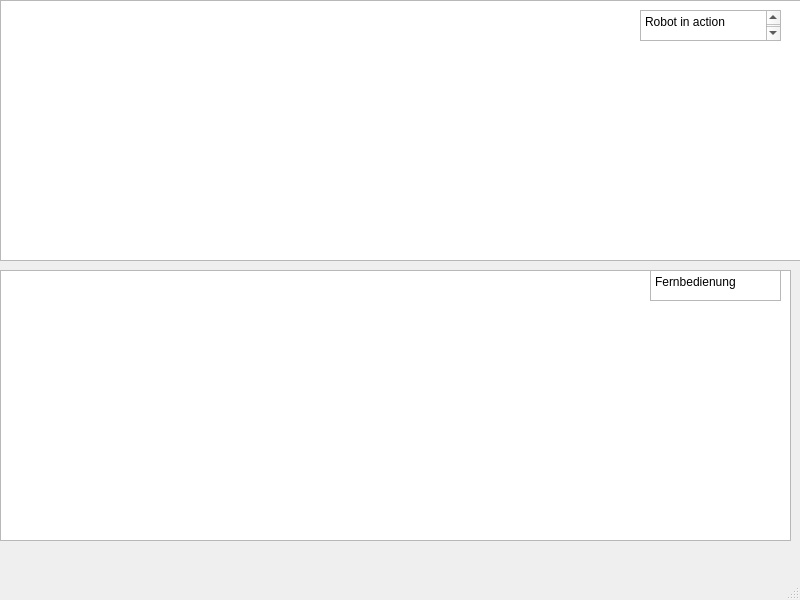
The window that mainwindow.ui (leo237-hub/Robot) describes before a commit, drawn with Qt 5.
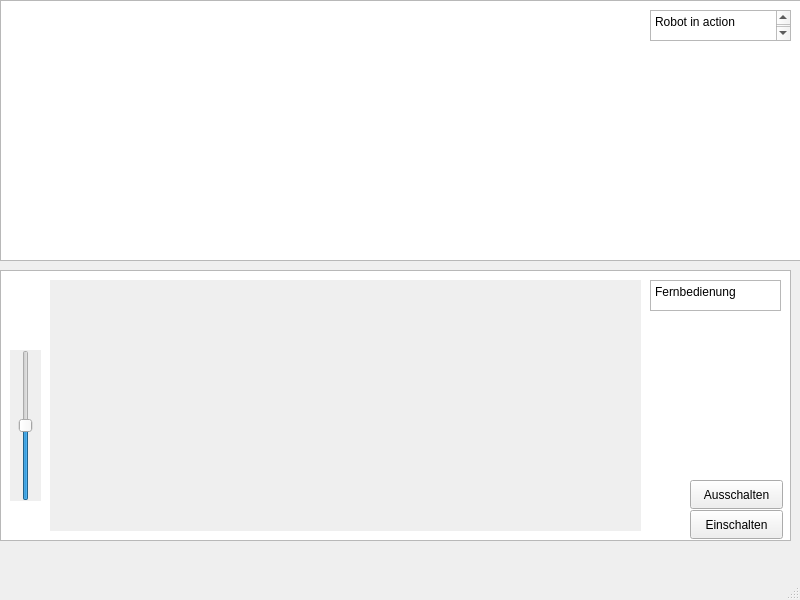
The same window after the commit.

```diff
--- a/mainwindow.ui
+++ b/mainwindow.ui
@@ -37,7 +37,7 @@
    <widget class="QTextBrowser" name="textBrowser">
     <property name="geometry">
      <rect>
-      <x>640</x>
+      <x>650</x>
       <y>10</y>
       <width>141</width>
       <height>31</height>
@@ -50,16 +50,16 @@
 hr { height: 1px; border-width: 0; }
 li.unchecked::marker { content: &quot;\2610&quot;; }
 li.checked::marker { content: &quot;\2612&quot;; }
-&lt;/style&gt;&lt;/head&gt;&lt;body style=&quot; font-family:'.AppleSystemUIFont'; font-size:13pt; font-weight:400; font-style:normal;&quot;&gt;
-&lt;p style=&quot; margin-top:0px; margin-bottom:0px; margin-left:0px; margin-right:0px; -qt-block-indent:0; text-indent:0px;&quot;&gt;&lt;span style=&quot; font-family:'Segoe UI'; font-size:9pt;&quot;&gt;Robot in action&lt;/span&gt;&lt;/p&gt;
-&lt;p style=&quot;-qt-paragraph-type:empty; margin-top:0px; margin-bottom:0px; margin-left:0px; margin-right:0px; -qt-block-indent:0; text-indent:0px; font-family:'Segoe UI'; font-size:9pt;&quot;&gt;&lt;br /&gt;&lt;/p&gt;&lt;/body&gt;&lt;/html&gt;</string>
+&lt;/style&gt;&lt;/head&gt;&lt;body style=&quot; font-family:'Segoe UI'; font-size:9pt; font-weight:400; font-style:normal;&quot;&gt;
+&lt;p style=&quot; margin-top:0px; margin-bottom:0px; margin-left:0px; margin-right:0px; -qt-block-indent:0; text-indent:0px;&quot;&gt;Robot in action&lt;/p&gt;
+&lt;p style=&quot;-qt-paragraph-type:empty; margin-top:0px; margin-bottom:0px; margin-left:0px; margin-right:0px; -qt-block-indent:0; text-indent:0px;&quot;&gt;&lt;br /&gt;&lt;/p&gt;&lt;/body&gt;&lt;/html&gt;</string>
     </property>
    </widget>
    <widget class="QTextBrowser" name="textBrowser_2">
     <property name="geometry">
      <rect>
       <x>650</x>
-      <y>270</y>
+      <y>280</y>
       <width>131</width>
       <height>31</height>
      </rect>
@@ -71,8 +71,72 @@
 hr { height: 1px; border-width: 0; }
 li.unchecked::marker { content: &quot;\2610&quot;; }
 li.checked::marker { content: &quot;\2612&quot;; }
-&lt;/style&gt;&lt;/head&gt;&lt;body style=&quot; font-family:'.AppleSystemUIFont'; font-size:13pt; font-weight:400; font-style:normal;&quot;&gt;
-&lt;p style=&quot; margin-top:0px; margin-bottom:0px; margin-left:0px; margin-right:0px; -qt-block-indent:0; text-indent:0px;&quot;&gt;&lt;span style=&quot; font-family:'Segoe UI'; font-size:9pt;&quot;&gt;Fernbedienung&lt;/span&gt;&lt;/p&gt;&lt;/body&gt;&lt;/html&gt;</string>
+&lt;/style&gt;&lt;/head&gt;&lt;body style=&quot; font-family:'Segoe UI'; font-size:9pt; font-weight:400; font-style:normal;&quot;&gt;
+&lt;p style=&quot; margin-top:0px; margin-bottom:0px; margin-left:0px; margin-right:0px; -qt-block-indent:0; text-indent:0px;&quot;&gt;Fernbedienung&lt;/p&gt;&lt;/body&gt;&lt;/html&gt;</string>
+    </property>
+   </widget>
+   <widget class="QPushButton" name="pushButtonEinschalten">
+    <property name="geometry">
+     <rect>
+      <x>690</x>
+      <y>510</y>
+      <width>93</width>
+      <height>29</height>
+     </rect>
+    </property>
+    <property name="text">
+     <string>Einschalten</string>
+    </property>
+   </widget>
+   <widget class="QSlider" name="verticalSliderHelligkeit">
+    <property name="geometry">
+     <rect>
+      <x>10</x>
+      <y>350</y>
+      <width>31</width>
+      <height>151</height>
+     </rect>
+    </property>
+    <property name="autoFillBackground">
+     <bool>true</bool>
+    </property>
+    <property name="maximum">
+     <number>100</number>
+    </property>
+    <property name="value">
+     <number>50</number>
+    </property>
+    <property name="orientation">
+     <enum>Qt::Orientation::Vertical</enum>
+    </property>
+   </widget>
+   <widget class="QPushButton" name="pushButtonAusschalten">
+    <property name="geometry">
+     <rect>
+      <x>690</x>
+      <y>480</y>
+      <width>93</width>
+      <height>29</height>
+     </rect>
+    </property>
+    <property name="text">
+     <string>Ausschalten</string>
+    </property>
+   </widget>
+   <widget class="QLabel" name="labelAnzeige">
+    <property name="geometry">
+     <rect>
+      <x>50</x>
+      <y>280</y>
+      <width>591</width>
+      <height>251</height>
+     </rect>
+    </property>
+    <property name="autoFillBackground">
+     <bool>true</bool>
+    </property>
+    <property name="text">
+     <string/>
     </property>
    </widget>
   </widget>
```
Left out of the diff: 2 changed lines with no effect on the pictures.
